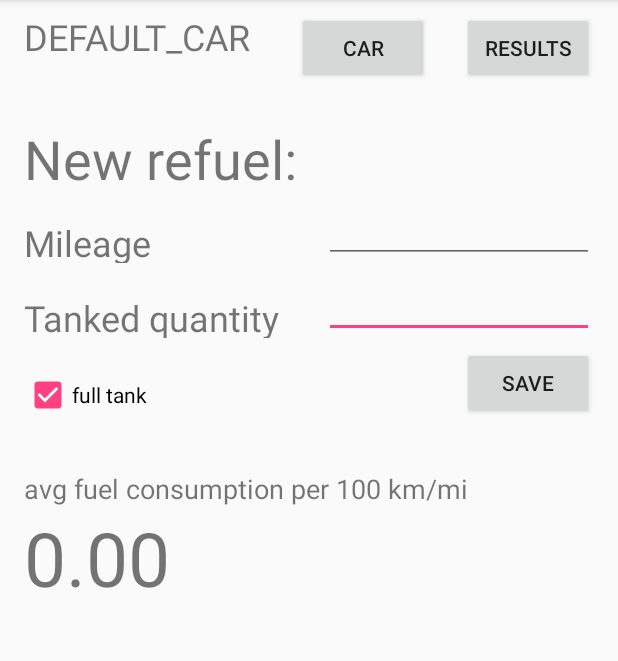
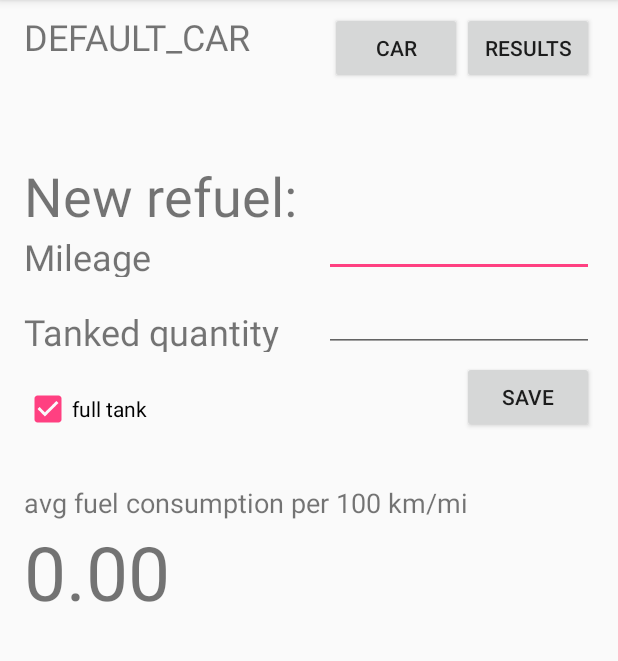
Before and after one commit to maroo2x/FuelCalc_new, an Android app: the screen it shows after launch (FuelCalcActivity), on a phone screen of 412 x 824 dp, the part 84-745 px from its top. Run offline under Robolectric (Android 15) with nearby library versions, the phone set to English and light mode, and no system bars.

Commit message:
git push -u origin master

```diff
--- a/app/build.gradle
+++ b/app/build.gradle
@@ -7,8 +7,8 @@ android {
         applicationId "higheye.fuelcalculator"
         minSdkVersion 15
         targetSdkVersion 25
-        versionCode 7
-        versionName "1.6"
+        versionCode 8
+        versionName "1.7"
         testInstrumentationRunner "android.support.test.runner.AndroidJUnitRunner"
     }
     buildTypes {
--- a/app/src/main/res/layout/content_fuel_calc.xml
+++ b/app/src/main/res/layout/content_fuel_calc.xml
@@ -14,6 +14,70 @@
     tools:showIn="@layout/activity_fuel_calc">
 
     <TextView
+        android:id="@+id/textViewCar"
+        android:layout_width="wrap_content"
+        android:layout_height="30dp"
+        android:layout_alignParentLeft="true"
+        android:layout_alignParentStart="true"
+        android:layout_alignTop="@+id/results"
+        android:text="@string/var"
+        android:textSize="24sp" />
+
+    <Button
+        android:id="@+id/car_button"
+        android:layout_width="wrap_content"
+        android:layout_height="wrap_content"
+        android:layout_alignBaseline="@+id/results"
+        android:layout_alignBottom="@+id/results"
+        android:layout_toLeftOf="@+id/results"
+        android:layout_toStartOf="@+id/results"
+        android:onClick="chooseCar"
+        android:text="@string/pojazd" />
+
+    <Button
+        android:id="@+id/results"
+        android:layout_width="wrap_content"
+        android:layout_height="wrap_content"
+        android:layout_alignParentEnd="true"
+        android:layout_alignParentRight="true"
+        android:layout_alignParentTop="true"
+        android:layout_marginTop="64dp"
+        android:onClick="showResults"
+        android:text="@string/results_button" />
+
+    <TextView
+        android:id="@+id/textView8"
+        android:layout_width="wrap_content"
+        android:layout_height="wrap_content"
+        android:text="@string/new_entry_text"
+        android:textSize="36sp"
+        android:layout_below="@+id/car_button"
+        android:layout_alignParentLeft="true"
+        android:layout_alignParentStart="true"
+        android:layout_marginTop="50dp" />
+
+    <TextView
+        android:id="@+id/textView3"
+        android:layout_width="wrap_content"
+        android:layout_height="30dp"
+        android:text="@string/entry_field_km"
+        android:textSize="24sp"
+        android:layout_below="@+id/textView8"
+        android:layout_alignParentLeft="true"
+        android:layout_alignParentStart="true" />
+
+    <EditText
+        android:id="@+id/polePrzebieg"
+        android:layout_width="wrap_content"
+        android:layout_height="wrap_content"
+        android:layout_alignBottom="@+id/textView3"
+        android:layout_alignParentEnd="true"
+        android:layout_alignParentRight="true"
+        android:layout_marginLeft="200dp"
+        android:ems="10"
+        android:inputType="number" />
+
+    <TextView
         android:id="@+id/textView4"
         android:layout_width="wrap_content"
         android:layout_height="30dp"
@@ -24,37 +88,27 @@
         android:text="@string/entry_field_fuel"
         android:textSize="24sp" />
 
-    <TextView
-        android:text="@string/srednie_spalanie"
-        android:layout_width="match_parent"
+    <EditText
+        android:id="@+id/poleLitry"
+        android:layout_width="wrap_content"
         android:layout_height="wrap_content"
-        android:id="@+id/textView"
-        android:layout_marginTop="34dp"
-        android:textSize="18sp"
-        android:layout_below="@+id/checkBox"
-        android:layout_alignParentLeft="true"
-        android:layout_alignParentStart="true" />
+        android:layout_alignBottom="@+id/textView4"
+        android:layout_alignLeft="@+id/polePrzebieg"
+        android:layout_alignParentEnd="true"
+        android:layout_alignParentRight="true"
+        android:layout_alignStart="@+id/polePrzebieg"
+        android:ems="10"
+        android:inputType="number|numberDecimal" />
 
     <CheckBox
-        android:text="@string/do_pelna"
+        android:id="@+id/checkBox"
         android:layout_width="wrap_content"
         android:layout_height="wrap_content"
-        android:id="@+id/checkBox"
-        android:layout_below="@+id/textView4"
         android:layout_alignParentLeft="true"
         android:layout_alignParentStart="true"
-        android:layout_marginTop="22dp" />
-
-    <Button
-        android:text="@string/results_button"
-        android:layout_width="wrap_content"
-        android:layout_height="wrap_content"
-        android:id="@+id/results"
-        android:onClick="showResults"
-        android:layout_marginTop="64dp"
-        android:layout_alignParentTop="true"
-        android:layout_alignParentRight="true"
-        android:layout_alignParentEnd="true" />
+        android:layout_below="@+id/textView4"
+        android:layout_marginTop="22dp"
+        android:text="@string/do_pelna" />
 
     <Button
         android:text="@string/save_button"
@@ -66,39 +120,16 @@
         android:layout_alignParentRight="true"
         android:layout_alignParentEnd="true" />
 
-    <EditText
-        android:layout_width="wrap_content"
+    <TextView
+        android:id="@+id/textView"
+        android:layout_width="match_parent"
         android:layout_height="wrap_content"
-        android:inputType="number|numberDecimal"
-        android:ems="10"
-        android:id="@+id/poleLitry"
-        android:layout_alignBottom="@+id/textView4"
-        android:layout_alignParentRight="true"
-        android:layout_alignParentEnd="true"
-        android:layout_alignLeft="@+id/polePrzebieg"
-        android:layout_alignStart="@+id/polePrzebieg" />
-
-    <EditText
-        android:layout_width="wrap_content"
-        android:layout_height="wrap_content"
-        android:inputType="number"
-        android:ems="10"
-        android:id="@+id/polePrzebieg"
-        android:layout_alignBottom="@+id/textView3"
-        android:layout_alignParentRight="true"
-        android:layout_alignParentEnd="true"
-        android:layout_marginLeft="200dp" />
-
-    <Button
-        android:text="@string/pojazd"
-        android:layout_width="wrap_content"
-        android:layout_height="wrap_content"
-        android:id="@+id/car_button"
-        android:onClick="chooseCar"
-        android:layout_alignBottom="@+id/results"
-        android:layout_toRightOf="@+id/textView8"
-        android:layout_toEndOf="@+id/textView8"
-        android:layout_alignTop="@+id/results" />
+        android:layout_alignParentLeft="true"
+        android:layout_alignParentStart="true"
+        android:layout_below="@+id/checkBox"
+        android:layout_marginTop="34dp"
+        android:text="@string/srednie_spalanie"
+        android:textSize="18sp" />
 
     <TextView
         android:text="@string/var"
@@ -112,37 +143,4 @@
         android:layout_alignParentLeft="true"
         android:layout_alignParentStart="true" />
 
-    <TextView
-        android:id="@+id/textView3"
-        android:layout_width="wrap_content"
-        android:layout_height="30dp"
-        android:layout_below="@+id/car_button"
-        android:layout_marginTop="89dp"
-        android:text="@string/entry_field_km"
-        android:textSize="24sp"
-        android:layout_alignRight="@+id/textView4"
-        android:layout_alignEnd="@+id/textView4"
-        android:layout_alignParentLeft="true"
-        android:layout_alignParentStart="true" />
-
-    <TextView
-        android:id="@+id/textViewCar"
-        android:layout_width="wrap_content"
-        android:layout_height="30dp"
-        android:layout_alignParentLeft="true"
-        android:layout_alignParentStart="true"
-        android:layout_alignTop="@+id/results"
-        android:text="@string/var"
-        android:textSize="24sp" />
-
-    <TextView
-        android:layout_width="wrap_content"
-        android:layout_height="wrap_content"
-        android:text="@string/new_entry_text"
-        android:textSize="36sp"
-        android:id="@+id/textView8"
-        android:layout_above="@+id/polePrzebieg"
-        android:layout_alignParentLeft="true"
-        android:layout_alignParentStart="true" />
-
 </RelativeLayout>
```
